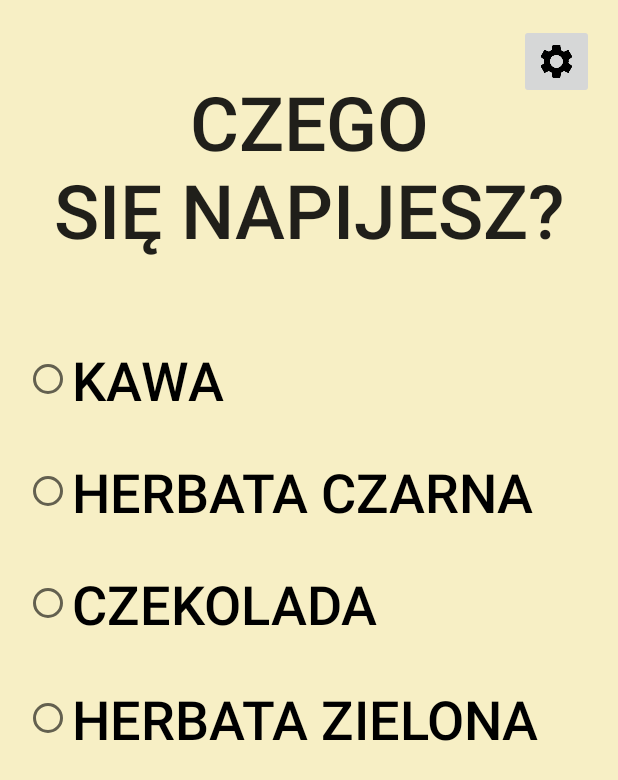
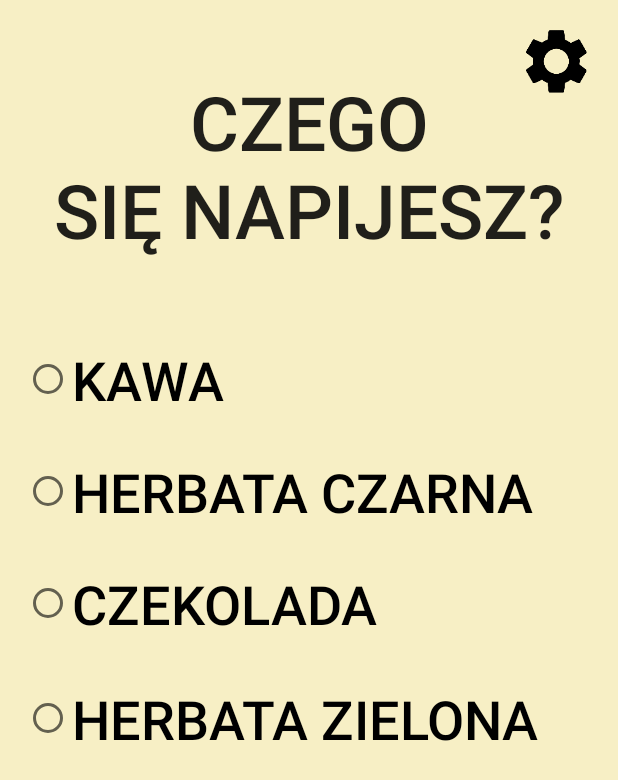
Before and after one commit to gelldur/JaTuStygne, an Android app: the DrinkChoiceActivity screen opened directly, with no data from a screen before it, on a phone screen of 412 x 824 dp. Shown: the top 780 px of the screen. Run offline under Robolectric (Android 15) with nearby library versions, the phone set to English and light mode, and no system bars; 1 statement that could not run was skipped.

Commit message:
changed imagebutton to imageview

```diff
--- a/app/src/main/java/pl/jatustygne/DrinkChoiceActivity.java
+++ b/app/src/main/java/pl/jatustygne/DrinkChoiceActivity.java
@@ -4,7 +4,7 @@
 import android.os.Bundle;
 import android.view.View;
 import android.widget.CompoundButton;
-import android.widget.ImageButton;
+import android.widget.ImageView;
 import android.widget.RadioButton;
 
 import pl.jatustygne.bus.EventCofeeTemperature;
@@ -19,7 +19,7 @@
 	protected void onCreate(Bundle savedInstanceState) {
 		super.onCreate(savedInstanceState);
 		setContentView(R.layout.drink_choice);
-		ImageButton settingsButton = (ImageButton) findViewById(R.id.settingsButton);
+        ImageView settingsButton = (ImageView) findViewById(R.id.settingsButton);
 		settingsButton.setOnClickListener(new View.OnClickListener() {
 			@Override
 			public void onClick(View v) {
--- a/app/src/main/res/layout/activity_main.xml
+++ b/app/src/main/res/layout/activity_main.xml
@@ -1,6 +1,7 @@
 <?xml version="1.0" encoding="utf-8"?>
-<RelativeLayout xmlns:android="http://schemas.android.com/apk/res/android"
+<LinearLayout xmlns:android="http://schemas.android.com/apk/res/android"
 				xmlns:tools="http://schemas.android.com/tools"
+				android:orientation="vertical"
 				android:layout_width="match_parent"
 				android:layout_height="match_parent"
 				android:paddingBottom="@dimen/activity_vertical_margin"
@@ -61,4 +62,4 @@
 		android:layout_width="match_parent"
 		android:layout_height="wrap_content" />
 
-</RelativeLayout >
+</LinearLayout >
--- a/app/src/main/res/layout/drink_choice.xml
+++ b/app/src/main/res/layout/drink_choice.xml
@@ -9,7 +9,7 @@
 				android:paddingBottom="@dimen/activity_vertical_margin"
 				tools:context=".MainActivity" >
 
-	<ImageButton
+	<ImageView
 		android:id="@+id/settingsButton"
 		android:layout_width="50dp"
 		android:layout_height="50dp"
```
